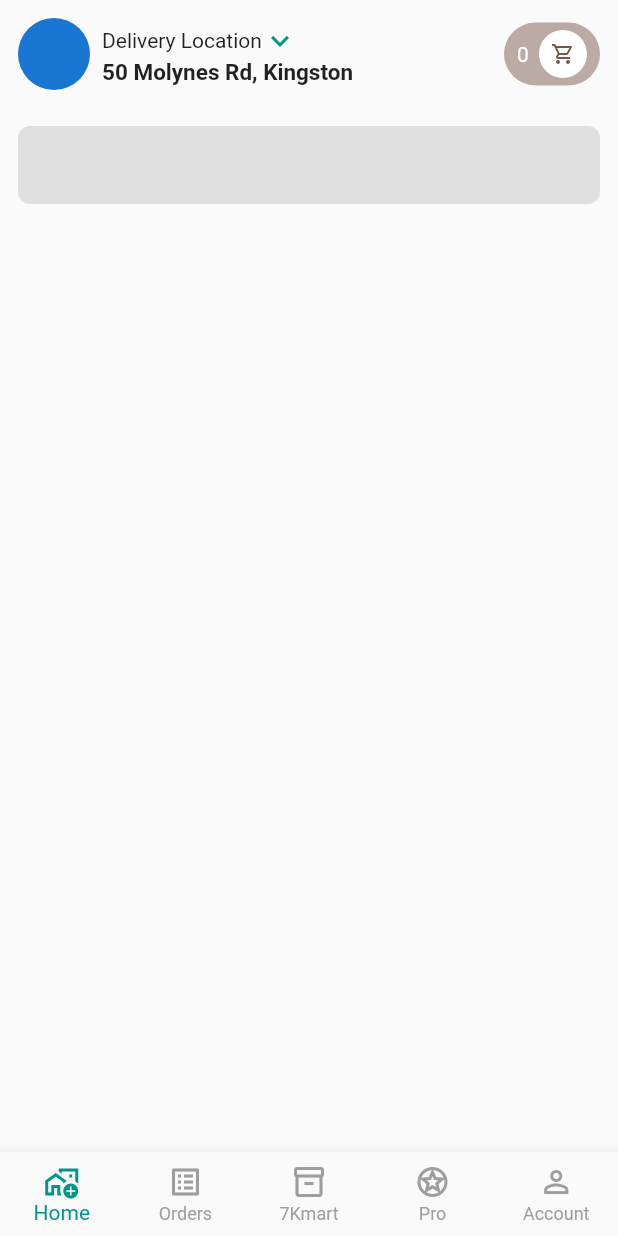
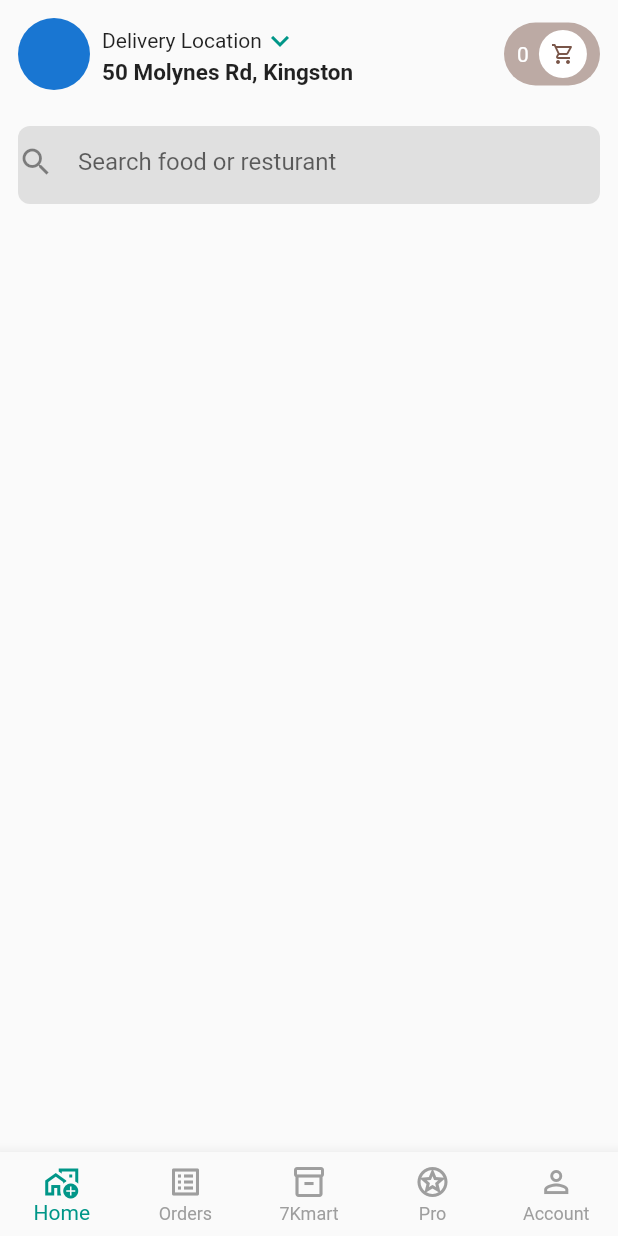
Before and after one commit to JAICHANGPARK/flutter_notebook_chapter_21, a Flutter app: the screen it shows after launch, on a phone screen of 412 x 824 dp. Run offline on Flutter 3.47's test engine with Material 2 defaults, Android fonts, the phone set to English and light mode, and no system bars; our stand-ins replace badges, fl_chart, flutter_riverpod; missing offline and left inert: candlesticks.

Commit message:
Update fd_home_page_widget.dart

```diff
--- a/lib/ep1234_food_delivery_app/src/ui/widget/fd_home_page_widget.dart
+++ b/lib/ep1234_food_delivery_app/src/ui/widget/fd_home_page_widget.dart
@@ -79,6 +79,13 @@ class FdHomePageWidget extends StatelessWidget {
               color: Colors.grey[300],
               borderRadius: BorderRadius.circular(8),
             ),
+            child: TextField(
+              decoration: InputDecoration(
+                icon: Icon(Icons.search),
+                hintText: "Search food or resturant",
+                border: InputBorder.none,
+              ),
+            ),
           )
         ],
       ),
```
